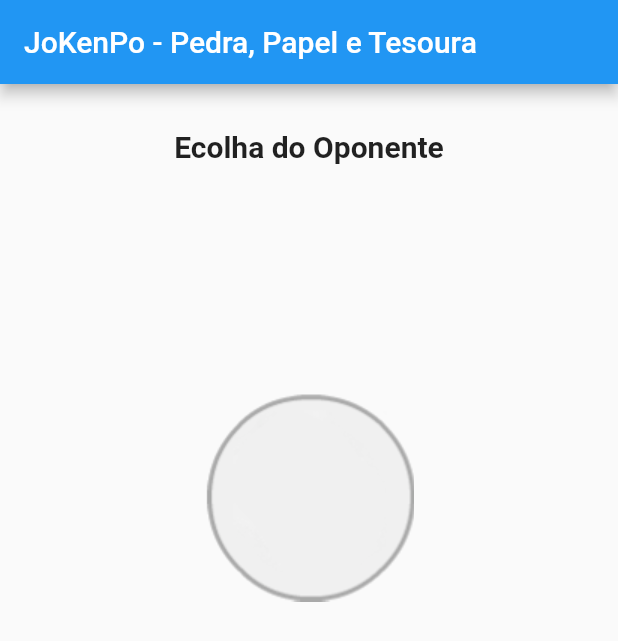
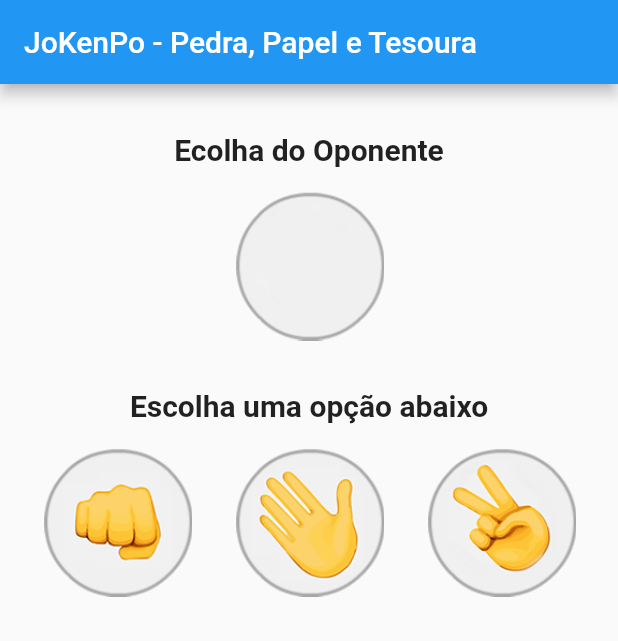
Before and after one commit to MoisesTedeschi/Dart-Flutter-App, a Flutter app: the screen it shows after launch, on a phone screen of 412 x 824 dp. Shown: the top 641 px of the screen. Run offline on Flutter 3.47's test engine with Material 2 defaults, Android fonts, the phone set to English and light mode, and no system bars.

Commit message:
Criando captação de gestos nas imagens e criando métodos de escolha do usuário.

```diff
--- a/pedra_papel_tesoura/lib/Jogo.dart
+++ b/pedra_papel_tesoura/lib/Jogo.dart
@@ -6,11 +6,23 @@ class Jogo extends StatefulWidget {
 }
 
 class _JogoState extends State<Jogo> {
+
+  var _imagemAPP = AssetImage("images/padrao.png");
+
+  void opcaoSelecionada(String escolhaUsuario){
+
+
+
+  }
+
   @override
   Widget build(BuildContext context) {
     return Scaffold(
       appBar: AppBar(
-        title: Text("JoKenPo - Pedra, Papel e Tesoura"),
+        title: Text(
+            "JoKenPo - Pedra, Papel e Tesoura",
+            textAlign: TextAlign.center,
+        ),
         backgroundColor: Colors.blue,
       ),
       body: Column(
@@ -20,7 +32,7 @@ class _JogoState extends State<Jogo> {
 
         children: <Widget>[
           Padding(
-            padding: EdgeInsets.only(top: 30.0, bottom: 16.0),
+            padding: EdgeInsets.only(top: 32.0, bottom: 16.0),
             child: Text(
               "Ecolha do Oponente",
               textAlign: TextAlign.center,
@@ -31,7 +43,41 @@ class _JogoState extends State<Jogo> {
             ),
           ),
 
-          Image.asset("images/padrao.png"),
+          Image(image: this._imagemAPP, height: 100,),
+
+          Padding(
+            padding: EdgeInsets.only(top: 32, bottom: 16.0),
+            child: Text(
+              "Escolha uma opção abaixo",
+              textAlign: TextAlign.center,
+              style: TextStyle(
+                fontSize: 20.0,
+                fontWeight: FontWeight.bold,
+              ),
+            ),
+          ),
+          Row(
+            mainAxisAlignment: MainAxisAlignment.spaceEvenly,
+            children: <Widget>[
+              GestureDetector(
+                onTap: () => opcaoSelecionada("Pedra"),
+                child: Image.asset("images/pedra.png", height: 100,),
+              ),
+              GestureDetector(
+                onTap: () => opcaoSelecionada("Papel"),
+                child: Image.asset("images/papel.png", height: 100,),
+              ),
+              GestureDetector(
+                onTap: () => opcaoSelecionada("Tesoura"),
+                child: Image.asset("images/tesoura.png", height: 100,),
+              ),
+              /*
+              Image.asset("images/pedra.png", height: 100,),
+              Image.asset("images/papel.png", height: 100,),
+              Image.asset("images/tesoura.png", height: 100,),
+              */
+            ],
+          ),
 
         ],
       ),
```
